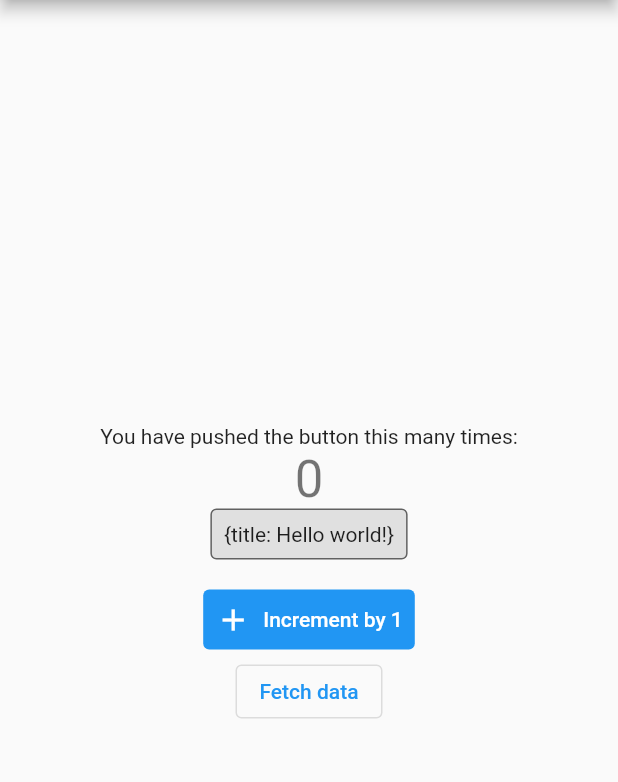
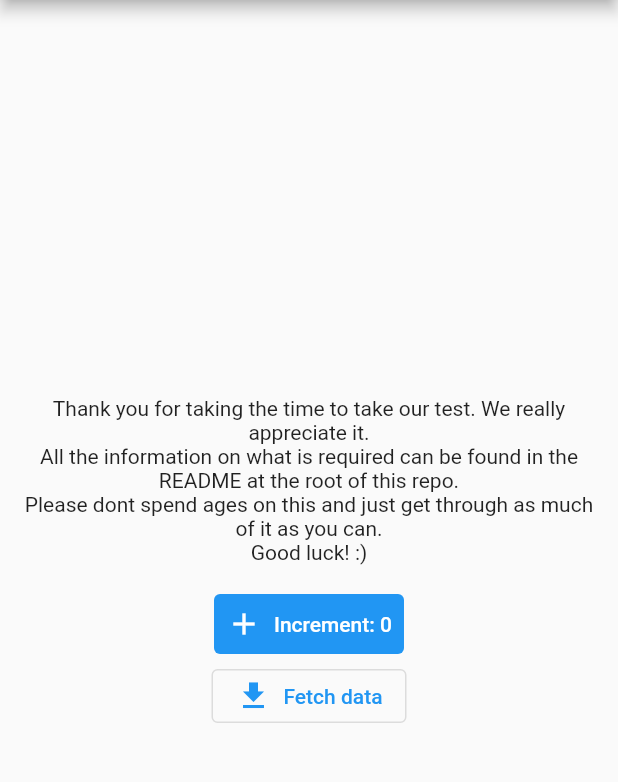
Before and after one commit to MHHoekstra/coolmovies, a Flutter app: the screen it shows after launch, on a phone screen of 412 x 824 dp, the part 84-866 px from its top. Run offline on Flutter 3.47's test engine with Material 2 defaults, Android fonts, the phone set to English and light mode, and no system bars; our stand-ins replace graphql_flutter.

Commit message:
Some tweask for mobile

```diff
--- a/coolmovies-mobile/lib/main.dart
+++ b/coolmovies-mobile/lib/main.dart
@@ -78,7 +78,7 @@ class MyHomePage extends StatefulWidget {
 }
 
 class _MyHomePageState extends State<MyHomePage> {
-  final ValueNotifier<Map<String,dynamic>?> _data = ValueNotifier({ 'title': 'Hello world!'});
+  final ValueNotifier<Map<String,dynamic>?> _data = ValueNotifier(null);
   int _counter = 0;
 
   void _incrementCounter() {
@@ -157,12 +157,27 @@ class _MyHomePageState extends State<MyHomePage> {
             mainAxisAlignment: MainAxisAlignment.center,
             children: <Widget>[
               const Text(
-                'You have pushed the button this many times:',
+"""Thank you for taking the time to take our test. We really appreciate it.
+All the information on what is required can be found in the README at the root of this repo.
+Please dont spend ages on this and just get through as much of it as you can.
+Good luck! :)""", textAlign: TextAlign.center,
               ),
-              Text(
-                '$_counter',
-                style: Theme.of(context).textTheme.headline4,
+              const SizedBox(height: 16),
+              TextButton.icon(
+                onPressed: _incrementCounter,
+                icon: const Icon(Icons.add),
+                label: Text('Increment: $_counter'),
+                style: TextButton.styleFrom(
+                  primary: Colors.white,
+                  backgroundColor: Colors.blue,
+                ),
               ),
+              OutlinedButton.icon(
+                onPressed: _fetchData,
+                icon: const Icon(Icons.download),
+                label: const Text('Fetch data'),
+              ),
+              const SizedBox(height: 16),
               ValueListenableBuilder(
                 valueListenable: _data,
                 builder: (BuildContext context, Map<String, dynamic>? data, Widget? _) {
@@ -179,20 +194,6 @@ class _MyHomePageState extends State<MyHomePage> {
                     Container();
                 }
               ),
-              const SizedBox(height: 16),
-              TextButton.icon(
-                onPressed: _incrementCounter,
-                icon: const Icon(Icons.add),
-                label: const Text('Increment by 1'),
-                style: TextButton.styleFrom(
-                  primary: Colors.white,
-                  backgroundColor: Colors.blue,
-                ),
-              ),
-              OutlinedButton(
-                onPressed: _fetchData,
-                child: const Text('Fetch data'),
-              )
             ],
           ),
         ),
```
